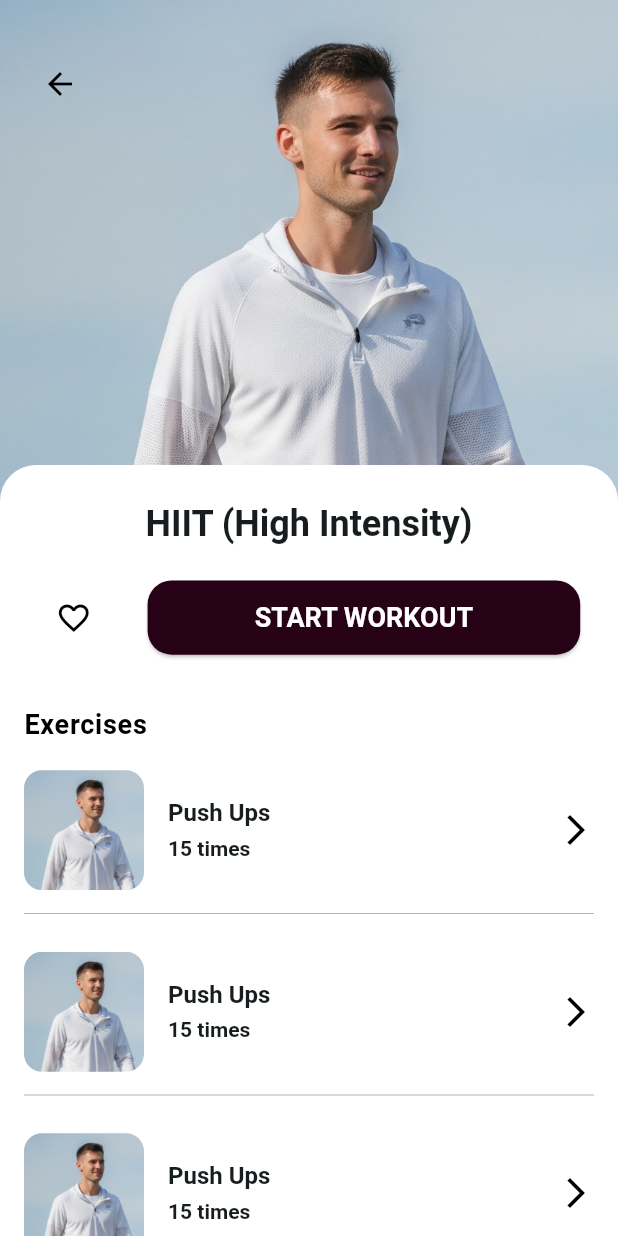
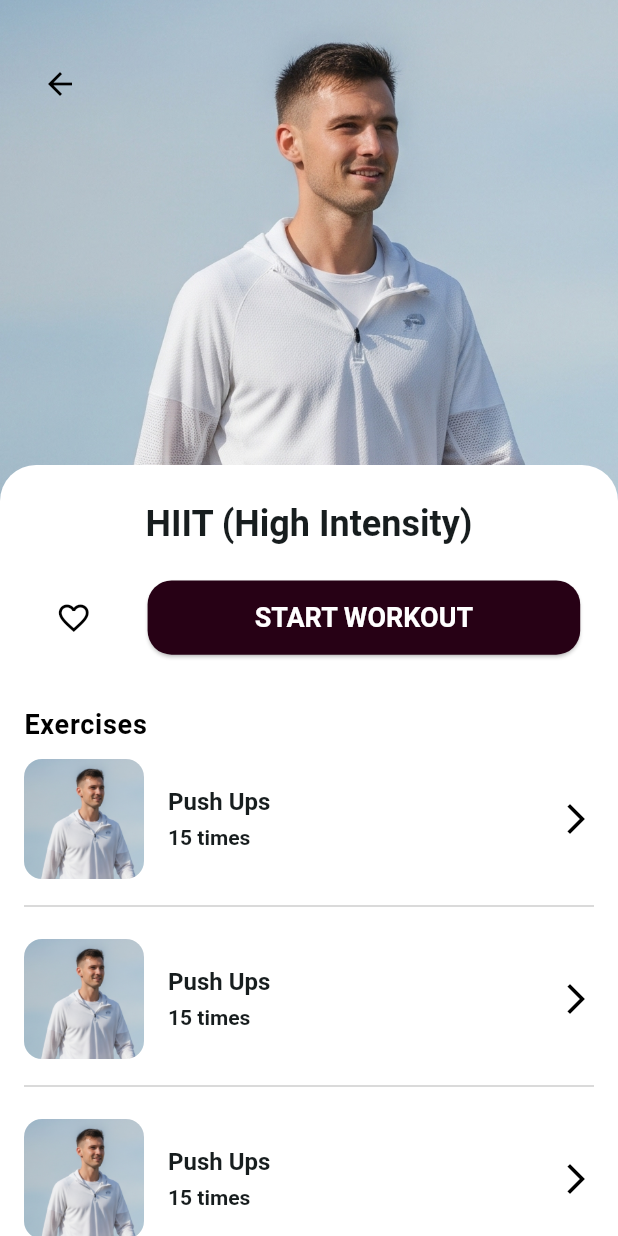
Before and after one commit to rostikKalabishka/Ai-FitCoach, a Flutter app: the DescriptionCategoryWorkout screen opened directly, on a phone screen of 412 x 824 dp. Run offline on Flutter 3.47's test engine with Material 3 defaults, Android fonts, the phone set to English and light mode, and no system bars; our stand-ins replace auto_route, bloc, cloud_firestore, equatable, firebase_auth, firebase_core and 11 more; missing offline and left inert: flutter_facebook_auth; accounts and stored records are empty; generated files the repository leaves out were written again.

Commit message:
permissions manifest, divider subcategory workout

```diff
--- a/lib/features/main_screen/follow_on_social_networks.dart
+++ b/lib/features/main_screen/follow_on_social_networks.dart
@@ -30,7 +30,7 @@ class FollowOnSocialNetworks extends StatelessWidget {
                   print('Something happened, please try again');
                 }
               },
-              icon: Icon(Icons.tiktok),
+              icon: Icon(FontAwesomeIcons.tiktok),
             ),
             IconButton(onPressed: () async {
                 final url = Uri.parse('https://www.facebook.com/');
@@ -39,7 +39,7 @@ class FollowOnSocialNetworks extends StatelessWidget {
                 } else {
                   print('Something happened, please try again');
                 }
-              }, icon: Icon(Icons.facebook)),
+              }, icon: Icon(FontAwesomeIcons.facebook)),
             IconButton(onPressed: () async {
                 final url = Uri.parse('https://x.com');
                 if (await canLaunchUrl(url)) {
@@ -48,14 +48,6 @@ class FollowOnSocialNetworks extends StatelessWidget {
                   print('Something happened, please try again');
                 }
               }, icon: Icon(FontAwesomeIcons.xTwitter)),
-            IconButton(onPressed: () async {
-                final url = Uri.parse('https://www.youtube.com');
-                if (await canLaunchUrl(url)) {
-                  await launchUrl(url, mode: LaunchMode.externalApplication);
-                } else {
-                  print('Something happened, please try again');
-                }
-              }, icon: Icon(FontAwesomeIcons.youtube)),
             IconButton(
               onPressed: () async {
                 final url = Uri.parse('https://www.instagram.com');
--- a/lib/features/workout/description_category_workout/description_category_workout.dart
+++ b/lib/features/workout/description_category_workout/description_category_workout.dart
@@ -109,36 +109,15 @@ class DescriptionCategoryWorkout extends StatelessWidget {
                         imagePath: 'assets/images/challenges/exercise/2.png',
                         repsNumber: '15',
                       ),
-                      Divider(
-                        thickness: 0.5,
-                        color: Colors.grey,
-                      ),
-                      SizedBox(
-                        height: 10,
+                      CustomSubcategoryWorkout(
+                        title: 'Push Ups',
+                        imagePath: 'assets/images/challenges/exercise/2.png',
+                        repsNumber: '15',
                       ),
                       CustomSubcategoryWorkout(
                         title: 'Push Ups',
                         imagePath: 'assets/images/challenges/exercise/2.png',
                         repsNumber: '15',
-                      ),
-                      Divider(
-                        thickness: 0.5,
-                        color: Colors.grey,
-                      ),
-                      SizedBox(
-                        height: 10,
-                      ),
-                      CustomSubcategoryWorkout(
-                        title: 'Push Ups',
-                        imagePath: 'assets/images/challenges/exercise/2.png',
-                        repsNumber: '15',
-                      ),
-                      Divider(
-                        thickness: 0.5,
-                        color: Colors.grey,
-                      ),
-                      SizedBox(
-                        height: 10,
                       ),
                     ],
                   ),
@@ -156,24 +135,10 @@ class DescriptionCategoryWorkout extends StatelessWidget {
                         imagePath: 'assets/images/challenges/exercise/2.png',
                         repsNumber: '15',
                       ),
-                      Divider(
-                        thickness: 0.5,
-                        color: Colors.grey,
-                      ),
-                      SizedBox(
-                        height: 10,
-                      ),
                       CustomSubcategoryWorkout(
                         title: 'Push Ups',
                         imagePath: 'assets/images/challenges/exercise/2.png',
                         repsNumber: '15',
-                      ),
-                      Divider(
-                        thickness: 0.5,
-                        color: Colors.grey,
-                      ),
-                      SizedBox(
-                        height: 10,
                       ),
                     ],
                   )
--- a/lib/ui/widgets/custom_subcategory_workout.dart
+++ b/lib/ui/widgets/custom_subcategory_workout.dart
@@ -17,10 +17,12 @@ class CustomSubcategoryWorkout extends StatelessWidget {
     return InkWell(
       onTap: () {},
       child: Container(
-        height: 95,
+        height: 120,
         width: MediaQuery.of(context).size.width,
         decoration: BoxDecoration(color: theme.colorScheme.tertiary),
-        child: Row(
+        child: Column(
+          children: [
+            Row(
               crossAxisAlignment: CrossAxisAlignment.center,
               mainAxisAlignment: MainAxisAlignment.spaceBetween,
               children: [
@@ -46,7 +48,10 @@ class CustomSubcategoryWorkout extends StatelessWidget {
                       children: [
                         Text(
                           title,
-                      style: Theme.of(context).textTheme.displaySmall?.copyWith(
+                          style: Theme.of(context)
+                              .textTheme
+                              .displaySmall
+                              ?.copyWith(
                                 fontSize: 16,
                                 color: Theme.of(context).colorScheme.onSurface,
                               ),
@@ -65,6 +70,18 @@ class CustomSubcategoryWorkout extends StatelessWidget {
                 Icon(Icons.arrow_forward_ios),
               ],
             ),
+            SizedBox(
+              height: 10,
+            ),
+            Divider(
+              thickness: 0.5,
+              color: Colors.grey,
+            ),
+            SizedBox(
+              height: 10,
+            ),
+          ],
+        ),
       ),
     );
   }
```
Also changed, not shown: 3 other files. Lines whose indentation alone changed are shown as unchanged.
